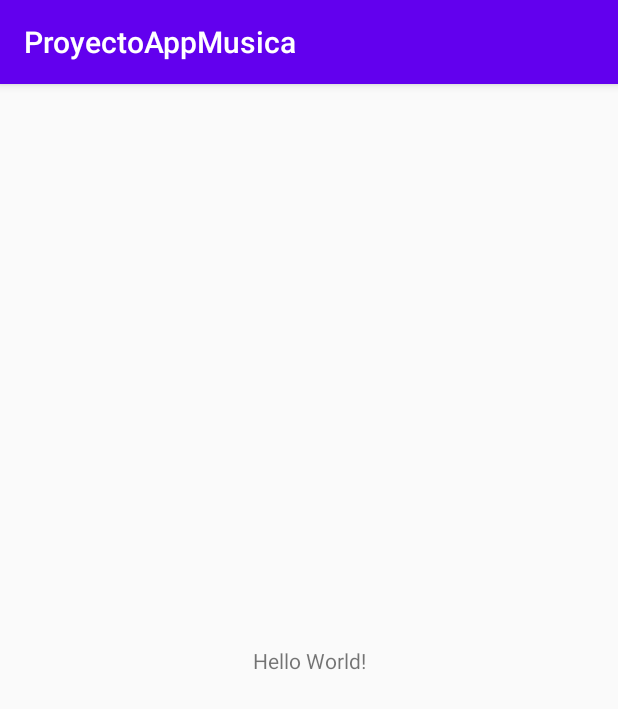
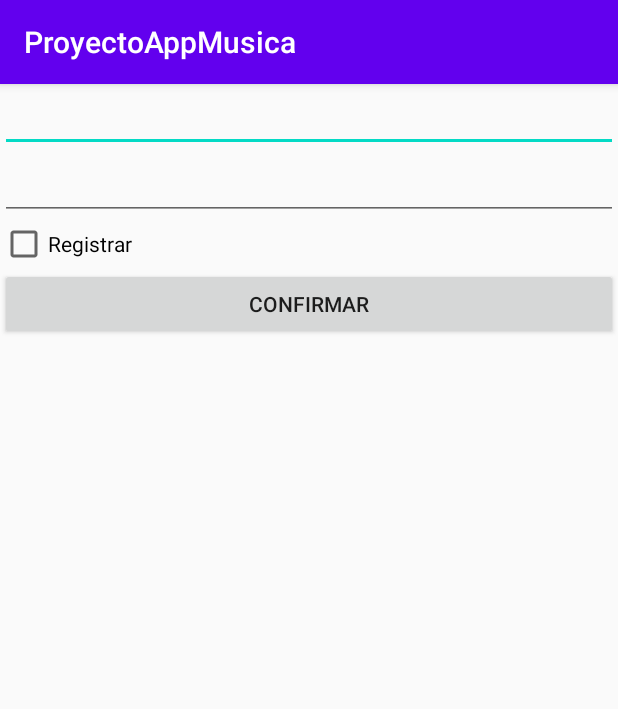
Before and after one commit to oscarbtome/ProyectoMusica, an Android app: the screen it shows after launch (MainActivity), on a phone screen of 412 x 824 dp. Shown: the top 709 px of the screen. Run offline under Robolectric (Android 15) with nearby library versions, the phone set to English and light mode, and no system bars.

Commit message:
Pantalla login en proceso.

```diff
--- a/app/src/main/java/com/example/proyectoappmusica/MainActivity.java
+++ b/app/src/main/java/com/example/proyectoappmusica/MainActivity.java
@@ -3,12 +3,23 @@ package com.example.proyectoappmusica;
 import androidx.appcompat.app.AppCompatActivity;
 
 import android.os.Bundle;
+import android.widget.CheckBox;
+import android.widget.EditText;
 
 public class MainActivity extends AppCompatActivity {
+
+    private EditText etNombreUsuario;
+    private EditText etPassword;
+    private CheckBox cbRegistrar;
 
     @Override
     protected void onCreate(Bundle savedInstanceState) {
         super.onCreate(savedInstanceState);
         setContentView(R.layout.activity_main);
+
+        etNombreUsuario = (EditText)findViewById(R.id.etNombreUsuario);
+        etPassword = (EditText)findViewById(R.id.etPassword);
+        cbRegistrar = (CheckBox)findViewById(R.id.cbRegistrar);
+
     }
 }
--- a/app/src/main/res/layout/activity_main.xml
+++ b/app/src/main/res/layout/activity_main.xml
@@ -1,18 +1,36 @@
 <?xml version="1.0" encoding="utf-8"?>
-<androidx.constraintlayout.widget.ConstraintLayout xmlns:android="http://schemas.android.com/apk/res/android"
+<LinearLayout xmlns:android="http://schemas.android.com/apk/res/android"
     xmlns:app="http://schemas.android.com/apk/res-auto"
     xmlns:tools="http://schemas.android.com/tools"
     android:layout_width="match_parent"
     android:layout_height="match_parent"
-    tools:context=".MainActivity">
+    android:orientation="vertical"
+    tools:context=".MainActivity" >
 
-    <TextView
-        android:layout_width="wrap_content"
+    <EditText
+        android:id="@+id/etNombreUsuario"
+        android:layout_width="match_parent"
         android:layout_height="wrap_content"
-        android:text="Hello World!"
-        app:layout_constraintBottom_toBottomOf="parent"
-        app:layout_constraintLeft_toLeftOf="parent"
-        app:layout_constraintRight_toRightOf="parent"
-        app:layout_constraintTop_toTopOf="parent" />
+        android:ems="10"
+        android:inputType="textPersonName" />
 
-</androidx.constraintlayout.widget.ConstraintLayout>
+    <EditText
+        android:id="@+id/etPassword"
+        android:layout_width="match_parent"
+        android:layout_height="wrap_content"
+        android:ems="10"
+        android:inputType="textPassword" />
+
+    <CheckBox
+        android:id="@+id/cbRegistrar"
+        android:layout_width="match_parent"
+        android:layout_height="wrap_content"
+        android:text="Registrar" />
+
+    <Button
+        android:id="@+id/btnConfirmar"
+        android:layout_width="match_parent"
+        android:layout_height="wrap_content"
+        android:text="Confirmar" />
+
+</LinearLayout>
```
